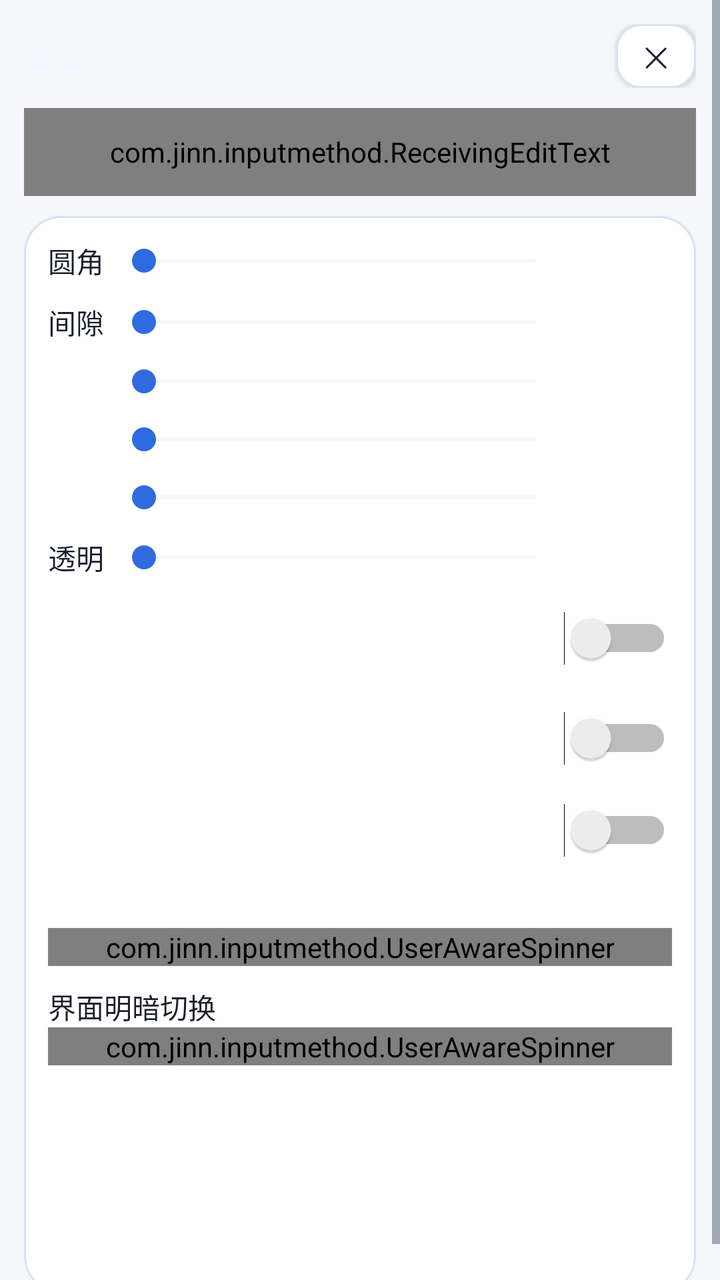
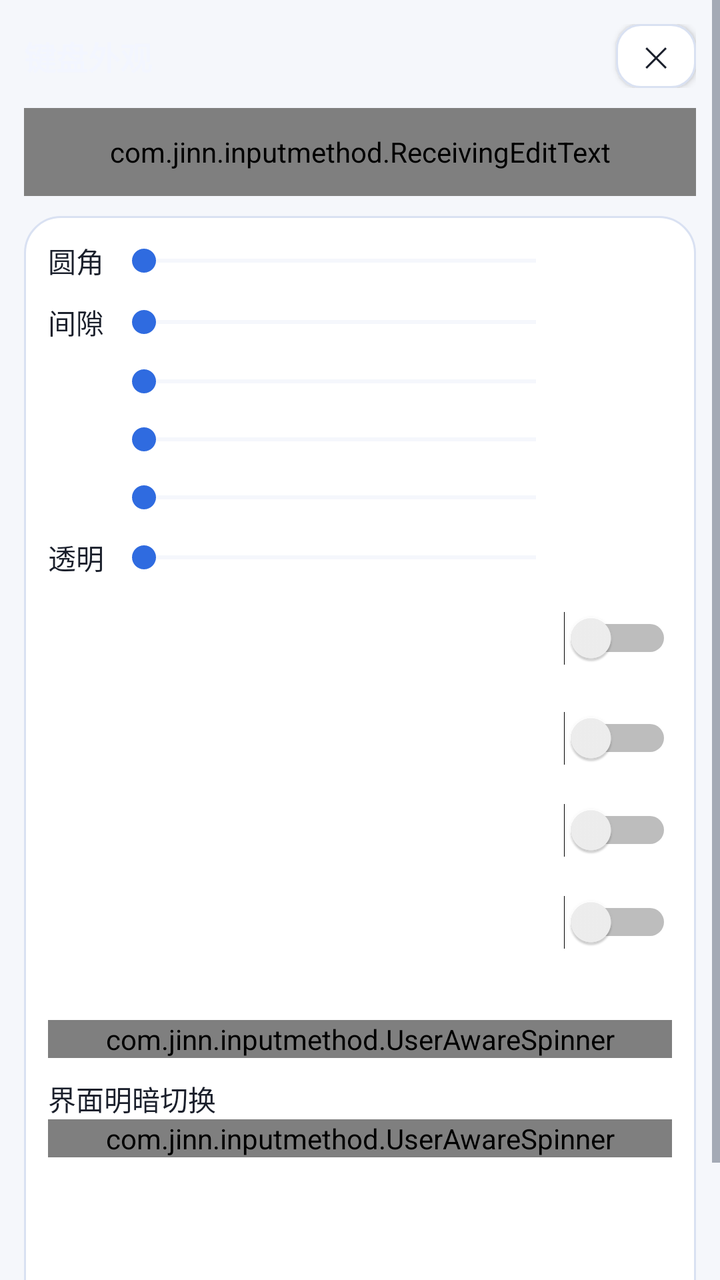

Compare the two renders of this Android layout. The source of the first and the diff that turns it into the second are given below.
<!-- AndroidManifest.xml: application theme AppTheme -->
<!-- res/layout/activity_key_appearance.xml -->
<?xml version="1.0" encoding="utf-8"?>
<ScrollView xmlns:android="http://schemas.android.com/apk/res/android"
    android:layout_width="match_parent"
    android:layout_height="match_parent"
    android:fitsSystemWindows="true"
    android:overScrollMode="never">

    <LinearLayout
        android:layout_width="match_parent"
        android:layout_height="wrap_content"
        android:orientation="vertical"
        android:padding="12dp">

        <LinearLayout
            android:layout_width="match_parent"
            android:layout_height="wrap_content"
            android:gravity="center_vertical"
            android:orientation="horizontal">

            <TextView
                android:layout_width="0dp"
                android:layout_height="wrap_content"
                android:layout_weight="1"
                android:text="@string/key_appearance_title"
                android:textColor="@color/key_appearance_fg"
                android:textSize="16sp"
                android:textStyle="bold" />

            <Button
                style="@style/SettingsButton"
                android:id="@+id/btn_key_appearance_close"
                android:layout_width="40dp"
                android:layout_height="32dp"
                android:minWidth="0dp"
                android:paddingStart="0dp"
                android:paddingEnd="0dp"
                android:text="@string/symbol_order_close"
                android:textSize="14sp" />
        </LinearLayout>

        
        <com.jinn.inputmethod.ReceivingEditText
            android:layout_width="match_parent"
            android:layout_height="44dp"
            android:layout_marginTop="10dp"
            android:layout_marginBottom="10dp"
            android:background="@drawable/field_aurora"
            android:hint="@string/settings_ime_test_hint"
            android:importantForAutofill="no"
            android:imeOptions="actionDone"
            android:inputType="text"
            android:maxLines="1"
            android:paddingStart="12dp"
            android:paddingEnd="12dp"
            android:textColor="@color/text_primary"
            android:textColorHint="@color/text_secondary"
            android:textSize="14sp" />

        <LinearLayout
            android:layout_width="match_parent"
            android:layout_height="wrap_content"
            android:background="@drawable/card_aurora"
            android:orientation="vertical"
            android:padding="12dp">

            
            <LinearLayout
                android:layout_width="match_parent"
                android:layout_height="wrap_content"
                android:gravity="center_vertical"
                android:orientation="horizontal">

                <TextView
                    android:id="@+id/label_key_corner"
                    android:layout_width="wrap_content"
                    android:layout_height="wrap_content"
                    android:minWidth="32dp"
                    android:text="@string/key_corner_title"
                    android:textColor="@color/text_primary"
                    android:textSize="14sp" />

                <SeekBar
                    android:id="@+id/seek_key_corner"
                    android:layout_width="0dp"
                    android:layout_height="wrap_content"
                    android:layout_marginStart="0dp"
                    android:layout_weight="1"
                    android:progressBackgroundTint="@color/card_stroke"
                    android:progressTint="@color/accent"
                    android:thumbTint="@color/accent" />

                <TextView
                    android:id="@+id/text_key_corner"
                    android:layout_width="wrap_content"
                    android:layout_height="wrap_content"
                    android:gravity="end"
                    android:minWidth="52dp"
                    android:textColor="@color/accent"
                    android:textSize="13sp" />
            </LinearLayout>

            
            <LinearLayout
                android:layout_width="match_parent"
                android:layout_height="wrap_content"
                android:layout_marginTop="10dp"
                android:gravity="center_vertical"
                android:orientation="horizontal">

                <TextView
                    android:id="@+id/label_key_gap"
                    android:layout_width="wrap_content"
                    android:layout_height="wrap_content"
                    android:minWidth="32dp"
                    android:text="@string/key_gap_title"
                    android:textColor="@color/text_primary"
                    android:textSize="14sp" />

                <SeekBar
                    android:id="@+id/seek_key_gap"
                    android:layout_width="0dp"
                    android:layout_height="wrap_content"
                    android:layout_marginStart="0dp"
                    android:layout_weight="1"
                    android:progressBackgroundTint="@color/card_stroke"
                    android:progressTint="@color/accent"
                    android:thumbTint="@color/accent" />

                <TextView
                    android:id="@+id/text_key_gap"
                    android:layout_width="wrap_content"
                    android:layout_height="wrap_content"
                    android:gravity="end"
                    android:minWidth="52dp"
                    android:textColor="@color/accent"
                    android:textSize="13sp" />
            </LinearLayout>

            
            <LinearLayout
                android:layout_width="match_parent"
                android:layout_height="wrap_content"
                android:layout_marginTop="10dp"
                android:gravity="center_vertical"
                android:orientation="horizontal">

                <TextView
                    android:id="@+id/label_key_height"
                    android:layout_width="wrap_content"
                    android:layout_height="wrap_content"
                    android:minWidth="32dp"
                    android:textColor="@color/text_primary"
                    android:textSize="14sp" />

                <SeekBar
                    android:id="@+id/seek_key_height"
                    android:layout_width="0dp"
                    android:layout_height="wrap_content"
                    android:layout_marginStart="0dp"
                    android:layout_weight="1"
                    android:progressBackgroundTint="@color/card_stroke"
                    android:progressTint="@color/accent"
                    android:thumbTint="@color/accent" />

                <TextView
                    android:id="@+id/text_key_height"
                    android:layout_width="wrap_content"
                    android:layout_height="wrap_content"
                    android:gravity="end"
                    android:minWidth="52dp"
                    android:textColor="@color/accent"
                    android:textSize="13sp" />
            </LinearLayout>

            
            <LinearLayout
                android:layout_width="match_parent"
                android:layout_height="wrap_content"
                android:layout_marginTop="10dp"
                android:gravity="center_vertical"
                android:orientation="horizontal">

                <TextView
                    android:id="@+id/label_candidate_spacing"
                    android:layout_width="wrap_content"
                    android:layout_height="wrap_content"
                    android:minWidth="32dp"
                    android:textColor="@color/text_primary"
                    android:textSize="14sp" />

                <SeekBar
                    android:id="@+id/seek_candidate_spacing"
                    android:layout_width="0dp"
                    android:layout_height="wrap_content"
                    android:layout_marginStart="0dp"
                    android:layout_weight="1"
                    android:progressBackgroundTint="@color/card_stroke"
                    android:progressTint="@color/accent"
                    android:thumbTint="@color/accent" />

                <TextView
                    android:id="@+id/text_candidate_spacing"
                    android:layout_width="wrap_content"
                    android:layout_height="wrap_content"
                    android:gravity="end"
                    android:minWidth="52dp"
                    android:textColor="@color/accent"
                    android:textSize="13sp" />
            </LinearLayout>

            
            <LinearLayout
                android:layout_width="match_parent"
                android:layout_height="wrap_content"
                android:layout_marginTop="10dp"
                android:gravity="center_vertical"
                android:orientation="horizontal">

                <TextView
                    android:id="@+id/label_candidate_text_size"
                    android:layout_width="wrap_content"
                    android:layout_height="wrap_content"
                    android:minWidth="32dp"
                    android:textColor="@color/text_primary"
                    android:textSize="14sp" />

                <SeekBar
                    android:id="@+id/seek_candidate_text_size"
                    android:layout_width="0dp"
                    android:layout_height="wrap_content"
                    android:layout_marginStart="0dp"
                    android:layout_weight="1"
                    android:progressBackgroundTint="@color/card_stroke"
                    android:progressTint="@color/accent"
                    android:thumbTint="@color/accent" />

                <TextView
                    android:id="@+id/text_candidate_text_size"
                    android:layout_width="wrap_content"
                    android:layout_height="wrap_content"
                    android:gravity="end"
                    android:minWidth="52dp"
                    android:textColor="@color/accent"
                    android:textSize="13sp" />
            </LinearLayout>

            
            <LinearLayout
                android:layout_width="match_parent"
                android:layout_height="wrap_content"
                android:layout_marginTop="10dp"
                android:gravity="center_vertical"
                android:orientation="horizontal">

                <TextView
                    android:id="@+id/label_key_transparency"
                    android:layout_width="wrap_content"
                    android:layout_height="wrap_content"
                    android:minWidth="32dp"
                    android:text="@string/key_transparency_title"
                    android:textColor="@color/text_primary"
                    android:textSize="14sp" />

                <SeekBar
                    android:id="@+id/seek_key_transparency"
                    android:layout_width="0dp"
                    android:layout_height="wrap_content"
                    android:layout_marginStart="0dp"
                    android:layout_weight="1"
                    android:progressBackgroundTint="@color/card_stroke"
                    android:progressTint="@color/accent"
                    android:thumbTint="@color/accent" />

                <TextView
                    android:id="@+id/text_key_transparency"
                    android:layout_width="wrap_content"
                    android:layout_height="wrap_content"
                    android:gravity="end"
                    android:minWidth="52dp"
                    android:textColor="@color/accent"
                    android:textSize="13sp" />
            </LinearLayout>

            
            <Switch
                android:id="@+id/switch_letter_uppercase"
                android:layout_width="match_parent"
                android:layout_height="wrap_content"
                android:layout_marginTop="10dp"
                android:minHeight="40dp"
                android:textColor="@color/text_primary"
                android:textSize="14sp" />

            
            <Switch
                android:id="@+id/switch_key_hint"
                android:layout_width="match_parent"
                android:layout_height="wrap_content"
                android:layout_marginTop="10dp"
                android:minHeight="40dp"
                android:textColor="@color/text_primary"
                android:textSize="14sp" />

            <Switch
                android:id="@+id/switch_pinyin_quanpin"
                android:layout_width="match_parent"
                android:layout_height="wrap_content"
                android:layout_marginTop="6dp"
                android:minHeight="40dp"
                android:textColor="@color/text_primary"
                android:textSize="14sp" />

            <TextView
                android:id="@+id/label_candidate_rows"
                android:layout_width="wrap_content"
                android:layout_height="wrap_content"
                android:layout_marginTop="10dp"
                android:minWidth="32dp"
                android:textColor="@color/text_primary"
                android:textSize="14sp" />

            <com.jinn.inputmethod.UserAwareSpinner
                android:id="@+id/spinner_candidate_rows"
                android:layout_width="match_parent"
                android:layout_height="wrap_content"
                android:spinnerMode="dropdown" />

            <TextView
                android:id="@+id/label_theme_mode"
                android:layout_width="wrap_content"
                android:layout_height="wrap_content"
                android:layout_marginTop="10dp"
                android:minWidth="32dp"
                android:text="@string/theme_card_title"
                android:textColor="@color/text_primary"
                android:textSize="14sp" />

            <com.jinn.inputmethod.UserAwareSpinner
                android:id="@+id/spinner_theme"
                android:layout_width="match_parent"
                android:layout_height="wrap_content"
                android:spinnerMode="dropdown" />

            <LinearLayout
                android:id="@+id/row_theme_schedule"
                android:layout_width="match_parent"
                android:layout_height="wrap_content"
                android:layout_marginTop="6dp"
                android:orientation="horizontal"
                android:visibility="gone">

                <Button
                    style="@style/SettingsButton"
                    android:id="@+id/btn_theme_light_at"
                    android:layout_width="0dp"
                    android:layout_height="wrap_content"
                    android:layout_weight="1"
                    android:minWidth="0dp" />

                <Button
                    style="@style/SettingsButton"
                    android:id="@+id/btn_theme_dark_at"
                    android:layout_width="0dp"
                    android:layout_height="wrap_content"
                    android:layout_marginStart="8dp"
                    android:layout_weight="1"
                    android:minWidth="0dp" />
            </LinearLayout>
            
            <TextView
                android:id="@+id/text_skin_light_title"
                android:layout_width="match_parent"
                android:layout_height="wrap_content"
                android:layout_marginTop="12dp"
                android:autoSizeMaxTextSize="13sp"
                android:autoSizeMinTextSize="9sp"
                android:autoSizeTextType="uniform"
                android:maxLines="1"
                android:textColor="@color/text_primary"
                android:textSize="13sp" />

            <TextView
                android:id="@+id/text_skin_light_desc"
                android:layout_width="match_parent"
                android:layout_height="wrap_content"
                android:paddingStart="4dp"
                android:paddingEnd="4dp"
                android:textColor="@color/text_primary"
                android:textSize="12sp" />

            <LinearLayout
                android:id="@+id/skin_row_light"
                android:layout_width="match_parent"
                android:layout_height="wrap_content"
                android:layout_marginTop="6dp"
                android:orientation="vertical" />

            <TextView
                android:id="@+id/text_skin_dark_title"
                android:layout_width="match_parent"
                android:layout_height="wrap_content"
                android:layout_marginTop="10dp"
                android:autoSizeMaxTextSize="13sp"
                android:autoSizeMinTextSize="9sp"
                android:autoSizeTextType="uniform"
                android:maxLines="1"
                android:textColor="@color/text_primary"
                android:textSize="13sp" />

            <TextView
                android:id="@+id/text_skin_dark_desc"
                android:layout_width="match_parent"
                android:layout_height="wrap_content"
                android:paddingStart="4dp"
                android:paddingEnd="4dp"
                android:textColor="@color/text_primary"
                android:textSize="12sp" />

            <LinearLayout
                android:id="@+id/skin_row_dark"
                android:layout_width="match_parent"
                android:layout_height="wrap_content"
                android:layout_marginTop="6dp"
                android:orientation="vertical" />

        </LinearLayout>
    </LinearLayout>
</ScrollView>
<!-- resources referenced by this layout -->
<resources>
  <color name="accent">#2F6BE0</color>
  <color name="card_stroke">#D9E1F2</color>
  <color name="key_appearance_fg">#F3F6FF</color>
  <color name="text_primary">#1A1F2B</color>
  <color name="text_secondary">#5A6474</color>
  <!-- drawable card_aurora (drawable) -->
  <?xml version="1.0" encoding="utf-8"?>
  <shape xmlns:android="http://schemas.android.com/apk/res/android"
      android:shape="rectangle">
      <solid android:color="@color/card_bg" />
      <corners android:radius="18dp" />
      <stroke
          android:width="1dp"
          android:color="@color/card_stroke" />
  </shape>
  <!-- drawable field_aurora (drawable) -->
  <?xml version="1.0" encoding="utf-8"?>
  <selector xmlns:android="http://schemas.android.com/apk/res/android">
      <item android:state_focused="true">
          <shape android:shape="rectangle">
              <solid android:color="@color/field_bg" />
              <corners android:radius="12dp" />
              <stroke
                  android:width="1.5dp"
                  android:color="@color/aurora_cyan" />
          </shape>
      </item>
      <item>
          <shape android:shape="rectangle">
              <solid android:color="@color/field_bg" />
              <corners android:radius="12dp" />
              <stroke
                  android:width="1dp"
                  android:color="@color/card_stroke" />
          </shape>
      </item>
  </selector>
  <string name="key_appearance_title">键盘外观</string>
  <string name="key_corner_title">圆角</string>
  <string name="key_gap_title">间隙</string>
  <string name="key_transparency_title">透明</string>
  <string name="settings_ime_test_hint">点这里唤起键盘</string>
  <string name="symbol_order_close">✕</string>
  <string name="theme_card_title">界面明暗切换</string>
  <style name="SettingsButton">
          <item name="android:layout_width">match_parent</item>
          <item name="android:layout_height">40dp</item>
          <item name="android:background">@drawable/btn_aurora_secondary</item>
          <item name="android:textColor">@color/text_primary</item>
          <item name="android:textSize">13sp</item>
          <item name="android:gravity">center</item>
      </style>
  <color name="card_bg">#FFFFFF</color>
  <color name="field_bg">#F1F4FC</color>
  <color name="aurora_cyan">#0A7A90</color>
  <!-- drawable btn_aurora_secondary (drawable) -->
  <?xml version="1.0" encoding="utf-8"?>
  <ripple xmlns:android="http://schemas.android.com/apk/res/android"
      android:color="@color/ripple_on_surface">
      <item>
          <shape android:shape="rectangle">
              <solid android:color="@color/btn_secondary_bg" />
              <corners android:radius="12dp" />
              <stroke
                  android:width="1dp"
                  android:color="@color/card_stroke" />
          </shape>
      </item>
  </ripple>
  <color name="app_bg">#F5F7FB</color>
  <color name="nav_bar">#1A1F2B</color>
  <style name="AppDialogTheme" parent="@android:style/Theme.Material.Light.Dialog.Alert">
          <item name="android:colorAccent">@color/accent</item>
          <item name="android:colorBackground">@color/app_bg</item>
          <item name="android:textColorPrimary">@color/text_primary</item>
          <item name="android:textColorSecondary">@color/text_secondary</item>
      </style>
  <color name="ripple_on_surface">#1A000000</color>
  <color name="btn_secondary_bg">#FFFFFF</color>
  <!-- unchanged entries left out for length: 1 -->
</resources>

<!-- the commit's change to res/layout/activity_key_appearance.xml (unified diff, before → after) -->
@@ -310,6 +310,15 @@
                 android:textColor="@color/text_primary"
                 android:textSize="14sp" />
 
+            <Switch
+                android:id="@+id/switch_candidate_paging"
+                android:layout_width="match_parent"
+                android:layout_height="wrap_content"
+                android:layout_marginTop="6dp"
+                android:minHeight="40dp"
+                android:textColor="@color/text_primary"
+                android:textSize="14sp" />
+
             <TextView
                 android:id="@+id/label_candidate_rows"
                 android:layout_width="wrap_content"
